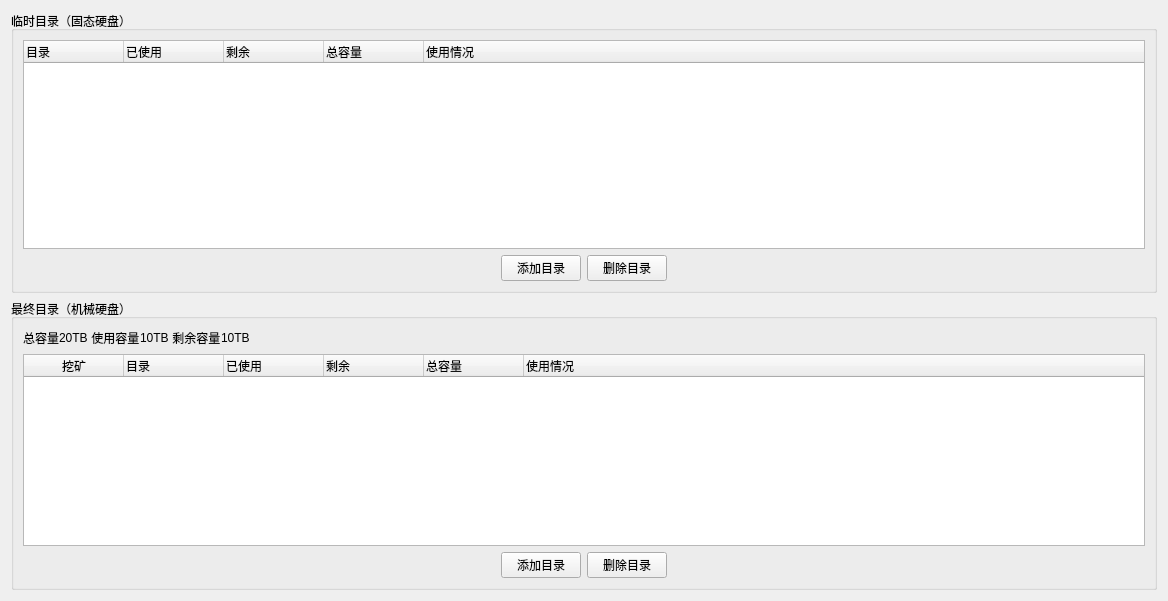
Old version of the form ui/FoldersWidget.ui in the repository penglecn/ChiaTools.
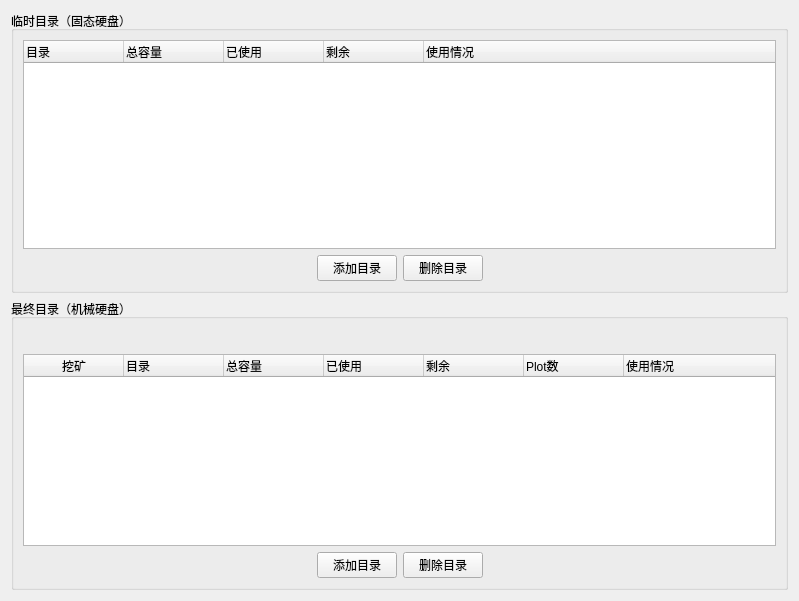
New version of the form.

Commit message: 优化硬盘IO操作，硬盘界面显示plot数

```diff
--- a/ui/FoldersWidget.ui
+++ b/ui/FoldersWidget.ui
@@ -6,7 +6,7 @@
    <rect>
     <x>0</x>
     <y>0</y>
-    <width>1168</width>
+    <width>799</width>
     <height>601</height>
    </rect>
   </property>
@@ -30,6 +30,11 @@
           <string>目录</string>
          </property>
         </column>
+        <column>
+         <property name="text">
+          <string>总容量</string>
+         </property>
+        </column>
         <column>
          <property name="text">
           <string>已使用</string>
@@ -40,11 +45,6 @@
           <string>剩余</string>
          </property>
         </column>
-        <column>
-         <property name="text">
-          <string>总容量</string>
-         </property>
-        </column>
         <column>
          <property name="text">
           <string>使用情况</string>
@@ -113,42 +113,7 @@
         <item>
          <widget class="QLabel" name="label">
           <property name="text">
-           <string>总容量</string>
-          </property>
-         </widget>
-        </item>
-        <item>
-         <widget class="QLabel" name="labelTotalSpace">
-          <property name="text">
-           <string>20TB</string>
-          </property>
-         </widget>
-        </item>
-        <item>
-         <widget class="QLabel" name="label_3">
-          <property name="text">
-           <string> 使用容量</string>
-          </property>
-         </widget>
-        </item>
-        <item>
-         <widget class="QLabel" name="labelTotalUsed">
-          <property name="text">
-           <string>10TB</string>
-          </property>
-         </widget>
-        </item>
-        <item>
-         <widget class="QLabel" name="label_5">
-          <property name="text">
-           <string> 剩余容量</string>
-          </property>
-         </widget>
-        </item>
-        <item>
-         <widget class="QLabel" name="labelTotalFree">
-          <property name="text">
-           <string>10TB</string>
+           <string>    </string>
           </property>
          </widget>
         </item>
@@ -185,6 +150,11 @@
           <string>目录</string>
          </property>
         </column>
+        <column>
+         <property name="text">
+          <string>总容量</string>
+         </property>
+        </column>
         <column>
          <property name="text">
           <string>已使用</string>
@@ -197,7 +167,7 @@
         </column>
         <column>
          <property name="text">
-          <string>总容量</string>
+          <string>Plot数</string>
          </property>
         </column>
         <column>
```
Left out of the diff: 9 changed lines with no effect on the pictures. The commit also changes 10 other files.
